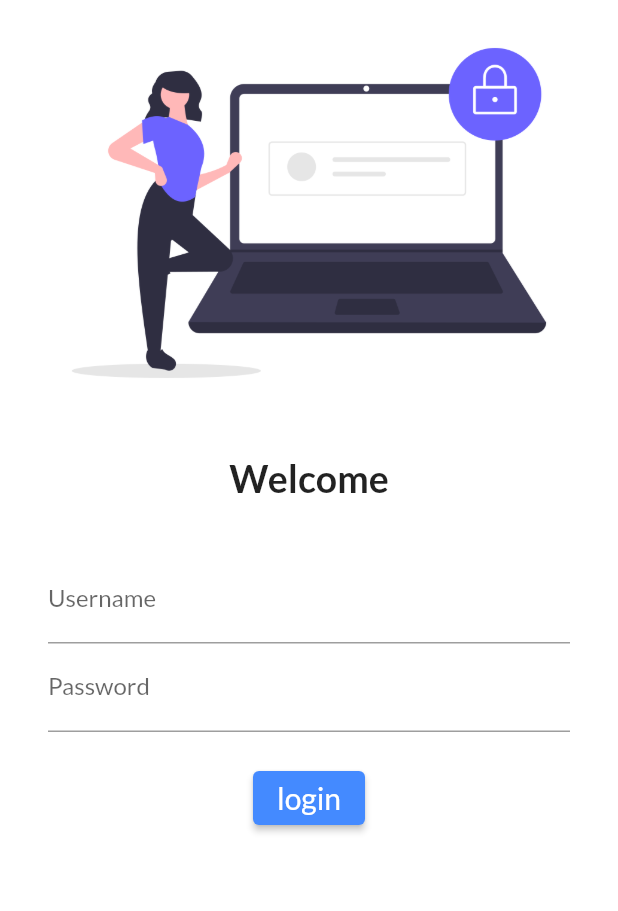
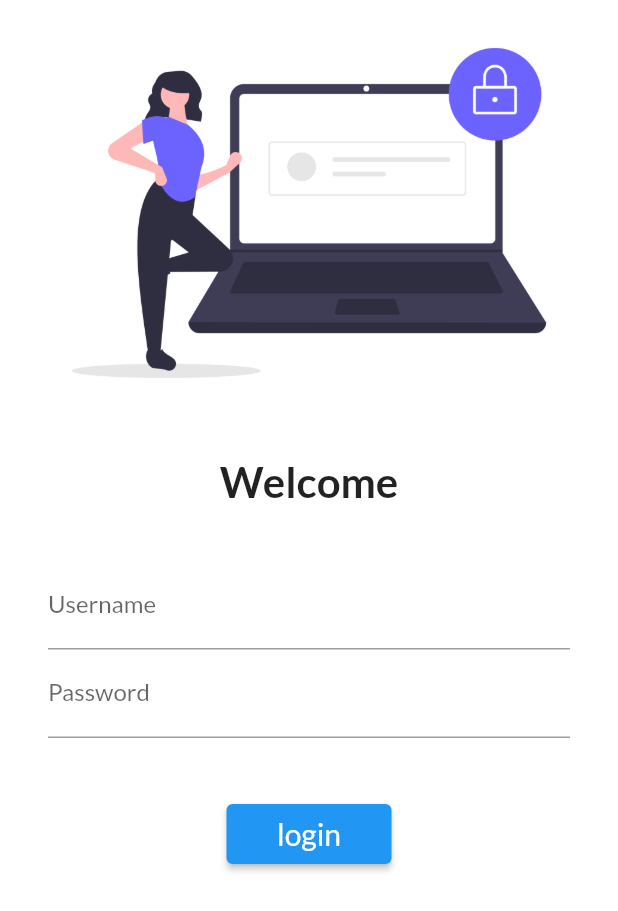
Before and after one commit to Rakesh-swain/flutter_catalog, a Flutter app: the screen it shows after launch, on a phone screen of 412 x 824 dp. Shown: the top 911 px of the screen. Run offline on Flutter 3.47's test engine with Material 2 defaults, Android fonts, the phone set to English and light mode, and no system bars; our stand-ins replace google_fonts.

Commit message:
logscreen updated

```diff
--- a/lib/screens/login_screen.dart
+++ b/lib/screens/login_screen.dart
@@ -1,4 +1,3 @@
-import 'package:flutter/cupertino.dart';
 import 'package:flutter/material.dart';
 
 class LoginScreen extends StatelessWidget {
@@ -6,6 +5,7 @@ class LoginScreen extends StatelessWidget {
   Widget build(BuildContext context) {
     return Material(
       color: Colors.white,
+      child: SingleChildScrollView(
         child: Column(
           children: [
             Image.asset(
@@ -18,7 +18,7 @@ class LoginScreen extends StatelessWidget {
             const Text(
               'Welcome',
               style: TextStyle(
-              fontSize: 25,
+                fontSize: 28,
                 fontWeight: FontWeight.bold,
               ),
             ),
@@ -44,14 +44,15 @@ class LoginScreen extends StatelessWidget {
                     ),
                   ),
                   const SizedBox(
-                  height: 20,
+                    height: 40,
                   ),
                   ElevatedButton(
                     onPressed: () {
                       Navigator.pushNamed(context, '/home_screen');
                     },
                     style: ElevatedButton.styleFrom(
-                    primary: Colors.blueAccent,
+                      primary: Colors.blue,
+                      fixedSize: Size(110, 40),
                     ),
                     child: const Text(
                       'login',
@@ -63,6 +64,7 @@ class LoginScreen extends StatelessWidget {
             ),
           ],
         ),
+      ),
     );
   }
 }
```
Lines whose indentation alone changed are shown as unchanged.
